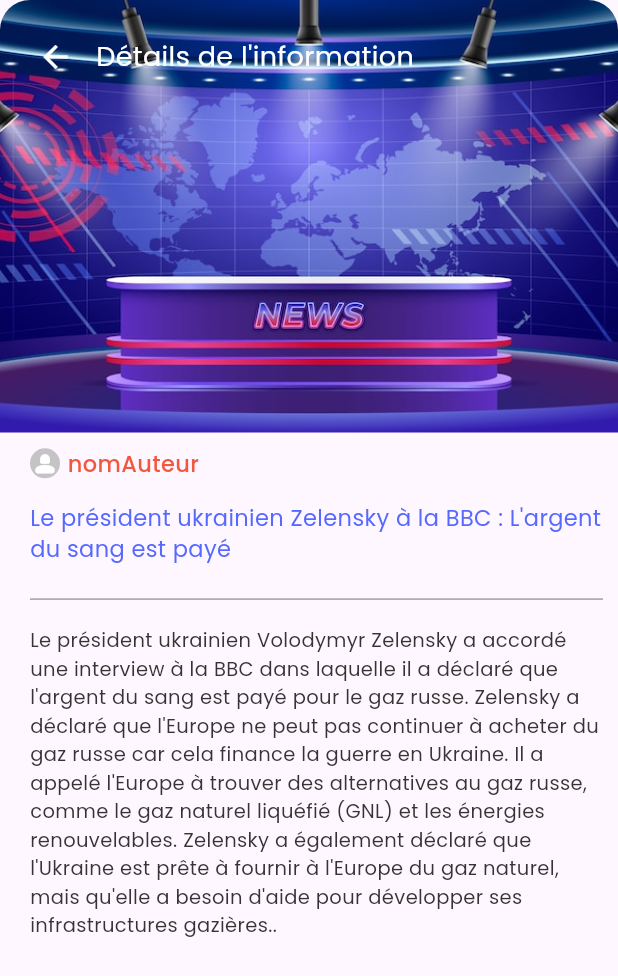
After one commit to Dr-nzam/ESSTIC-CONNECT, a Flutter app: the DetailInformation screen opened by its route, on a phone screen of 412 x 824 dp. The commit adds this screen. Shown: the top 976 px of the screen. Run offline on Flutter 3.47's test engine with Material 3 defaults, Android fonts, the phone set to English and light mode, and no system bars; our stand-ins replace flutter_svg, get, google_fonts.

Commit message:
detail event terminé

```diff
--- a/esstic_connect/lib/route/app_page.dart
+++ b/esstic_connect/lib/route/app_page.dart
@@ -11,6 +11,10 @@
 import 'package:esstic_connect/screen/splash/etape3.dart';
 import 'package:esstic_connect/screen/splash/etape4.dart';
 import 'package:esstic_connect/screen/splash/splash.dart';
+import 'package:esstic_connect/screen/utilisateur/detail_emission.dart';
+import 'package:esstic_connect/screen/utilisateur/detail_evenement.dart';
+import 'package:esstic_connect/screen/utilisateur/detail_information.dart';
+import 'package:esstic_connect/screen/utilisateur/detail_tournoi.dart';
 import 'package:esstic_connect/screen/utilisateur/emission.dart';
 import 'package:esstic_connect/screen/utilisateur/evenement.dart';
 import 'package:esstic_connect/screen/utilisateur/informations.dart';
@@ -47,5 +51,10 @@
         binding: TournoiBinding()),
 
     GetPage(name: AppRoute.login, page: () => Login()),
+
+    GetPage(name: AppRoute.detailInfo, page: () => DetailInformation()),
+    GetPage(name: AppRoute.detailEvent, page: () => DetailEvenement()),
+    GetPage(name: AppRoute.detailEmission, page: () => DetailEmission()),
+    GetPage(name: AppRoute.detailTournoi, page: () => DetailTournoi()),
   ];
 }
--- a/esstic_connect/lib/route/app_route.dart
+++ b/esstic_connect/lib/route/app_route.dart
@@ -13,5 +13,11 @@
   static const emission = '/emission';
   static const tournoi = '/tournoi';
 
+  static const detailInfo = '/detailInformation';
+  static const detailEvent = '/detailEvenement';
+  static const detailEmission = '/detailEmission';
+  static const detailTournoi = '/detailTournoi';
+
+
   static const login = '/login';
 }
--- a/esstic_connect/lib/screen/splash/splash.dart
+++ b/esstic_connect/lib/screen/splash/splash.dart
@@ -3,6 +3,7 @@
 import 'package:flutter/material.dart';
 import 'package:get/get.dart';
 
+// ignore: must_be_immutable
 class Splash extends StatelessWidget {
   Splash({super.key});
   SplashController controller = Get.find<SplashController>();
--- /dev/null
+++ b/esstic_connect/lib/screen/utilisateur/detail_information.dart
@@ -0,0 +1,126 @@
+import 'package:esstic_connect/core/constante/constant_asset.dart';
+import 'package:flutter/material.dart';
+import 'package:get/get.dart';
+import 'package:google_fonts/google_fonts.dart';
+
+class DetailInformation extends StatefulWidget {
+  const DetailInformation({super.key});
+
+  @override
+  State<DetailInformation> createState() => _DetailInformationState();
+}
+
+class _DetailInformationState extends State<DetailInformation> {
+  @override
+  Widget build(BuildContext context) {
+    String text = "Le président ukrainien Volodymyr Zelensky a accordé une interview à la BBC dans laquelle il a déclaré que l'argent du sang est payé pour le gaz russe. Zelensky a déclaré que l'Europe ne peut pas continuer à acheter du gaz russe car cela finance la guerre en Ukraine. Il a appelé l'Europe à trouver des alternatives au gaz russe, comme le gaz naturel liquéfié (GNL) et les énergies renouvelables. Zelensky a également déclaré que l'Ukraine est prête à fournir à l'Europe du gaz naturel, mais qu'elle a besoin d'aide pour développer ses infrastructures gazières..";
+    return Scaffold(
+      body: ListView(
+        children: [
+          Stack(
+            children: [
+              ClipRRect(
+                borderRadius: const BorderRadius.only(
+                    topLeft: Radius.circular(20),
+                    topRight: Radius.circular(20)),
+                child: SizedBox(
+                  width: double.infinity,
+                  height: MediaQuery.of(context).size.height * 0.35,
+                  child: Image.asset(
+                    "${Asset.path}etape1.jpg",
+                    fit: BoxFit.cover,
+                  ),
+                ),
+              ),
+              Padding(
+                padding: const EdgeInsets.all(25),
+                child: Row(
+                  children: [
+                    GestureDetector(
+                      onTap: () => Get.back(),
+                      child: const Icon(
+                        Icons.arrow_back,
+                        color: Colors.white,
+                      ),
+                    ),
+                    const SizedBox(
+                      width: 15,
+                    ),
+                    Text(
+                      "Détails de l'information",
+                      style: GoogleFonts.poppins(
+                        fontSize: 18,
+                        fontWeight: FontWeight.w400,
+                        color: Colors.white,
+                      ),
+                    )
+                  ],
+                ),
+              )
+            ],
+          ),
+          Padding(
+            padding: const EdgeInsets.only(left: 20, top: 10, right: 10),
+            child: Column(
+              crossAxisAlignment: CrossAxisAlignment.start,
+              children: [
+                Row(
+                  children: [
+                    const CircleAvatar(
+                      radius: 10,
+                      backgroundColor: Color(0XFFC4C4C4),
+                      child: Icon(
+                        Icons.person_2_rounded,
+                        color: Colors.white,
+                        size: 19,
+                      ),
+                    ),
+                    const SizedBox(
+                      width: 5,
+                    ),
+                    Text(
+                      "nomAuteur",
+                      style: GoogleFonts.poppins(
+                        fontSize: 15,
+                        fontWeight: FontWeight.w500,
+                        color: const Color(0xFFF2583E),
+                      ),
+                    ),
+                  ],
+                ),
+                const SizedBox(
+                  height: 15,
+                ),
+                Text(
+                  "Le président ukrainien Zelensky à la BBC : L'argent du sang est payé",
+                  style: GoogleFonts.poppins(
+                    fontSize: 15,
+                    fontWeight: FontWeight.w400,
+                    color: const Color(0xFF5669FF),
+                  ),
+                ),
+                const SizedBox(
+                  height: 15,
+                ),
+                const Divider(
+                  color: Color(0xFFA0A0A0),
+                ),
+                const SizedBox(
+                  height: 10,
+                ),
+                Text(
+                  text,
+                  style: GoogleFonts.poppins(
+                    fontSize: 13,
+                    fontWeight: FontWeight.w400,
+                    color: const Color(0xFF353333),
+                  ),
+                ),
+              ],
+            ),
+          )
+        ],
+      ),
+    );
+  }
+}
```
Also changed, not shown: esstic_connect/lib/core/card_widget.dart (+6 -6 lines), esstic_connect/lib/core/cart_event_tournoi.dart (+17 -11 lines), esstic_connect/lib/screen/utilisateur/detail_emission.dart (added, +16 -0 lines), esstic_connect/lib/screen/utilisateur/detail_evenement.dart (added, +127 -0 lines), esstic_connect/lib/screen/utilisateur/detail_tournoi.dart (added, +15 -0 lines), esstic_connect/lib/screen/utilisateur/evenement.dart (+14 -13 lines), esstic_connect/lib/screen/utilisateur/informations.dart (+10 -6 lines), esstic_connect/lib/screen/utilisateur/tournoi.dart (+38 -23 lines).
